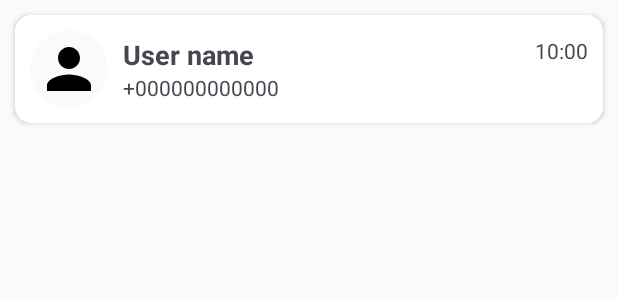
After one commit to duyhub103/chat-realtime-app, an Android app: the layout recent_chat_recycler_row.xml on its own in the app's theme, with its tools: preview values and no code run, on a phone screen of 412 x 824 dp. The commit adds this screen. Shown: the top 300 px of the screen. Run offline under Robolectric (Android 15) with nearby library versions, the phone set to English and light mode, and no system bars.

Commit message:
chore: display chatroom in recycle view in chat fragment

```diff
--- a/app/src/main/java/com/example/chat_realtime_app/MainActivity.java
+++ b/app/src/main/java/com/example/chat_realtime_app/MainActivity.java
@@ -14,6 +14,7 @@ import androidx.core.view.WindowInsetsCompat;
 
 import com.google.android.material.bottomnavigation.BottomNavigationView;
 import com.google.android.material.navigation.NavigationBarView;
+import com.google.firebase.firestore.FirebaseFirestore;
 
 public class MainActivity extends AppCompatActivity {
 
--- /dev/null
+++ b/app/src/main/res/layout/recent_chat_recycler_row.xml
@@ -0,0 +1,47 @@
+<?xml version="1.0" encoding="utf-8"?>
+<LinearLayout xmlns:android="http://schemas.android.com/apk/res/android"
+    android:layout_width="match_parent"
+    android:layout_height="wrap_content"
+    xmlns:tools="http://schemas.android.com/tools"
+    android:background="@drawable/edit_text_rounded_corner"
+    android:layout_margin="10dp"
+    android:elevation="2dp">
+
+    <include layout="@layout/profile_pic_view"
+        android:layout_width="52dp"
+        android:layout_height="52dp"
+        android:layout_gravity="center"
+        android:layout_margin="10dp"
+        />
+
+    <LinearLayout
+        android:layout_width="match_parent"
+        android:layout_height="wrap_content"
+        android:orientation="vertical"
+        android:layout_gravity="center">
+        <RelativeLayout
+            android:layout_width="match_parent"
+            android:layout_height="wrap_content">
+            <TextView
+                android:layout_width="wrap_content"
+                android:layout_height="wrap_content"
+                tools:text="User name"
+                android:textSize="18sp"
+                android:textStyle="bold"
+                android:id="@+id/user_name_text"/>
+            <TextView
+                android:layout_width="wrap_content"
+                android:layout_height="wrap_content"
+                tools:text="10:00"
+                android:layout_alignParentEnd="true"
+                android:layout_marginEnd="10dp"
+                android:id="@+id/last_message_time_text"/>
+        </RelativeLayout>
+
+        <TextView
+            android:layout_width="wrap_content"
+            android:layout_height="wrap_content"
+            tools:text="+000000000000"
+            android:id="@+id/last_message_text"/>
+    </LinearLayout>
+</LinearLayout>
```
Also changed, not shown: app/src/main/java/com/example/chat_realtime_app/ChatActivity.java (+105 -50 lines), app/src/main/java/com/example/chat_realtime_app/ChatFragment.java (+52 -40 lines), app/src/main/java/com/example/chat_realtime_app/adapter/RecentChatRecyclerAdapter.java (added, +95 -0 lines), app/src/main/java/com/example/chat_realtime_app/utils/FirebaseUtil.java (+37 -2 lines).
